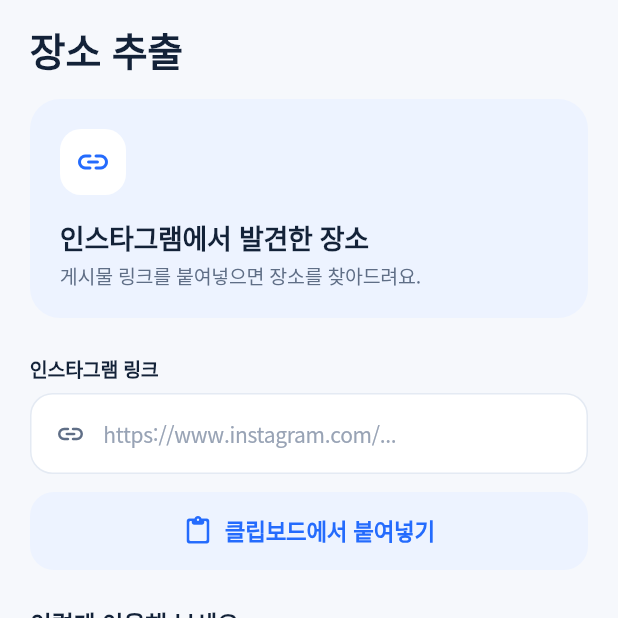
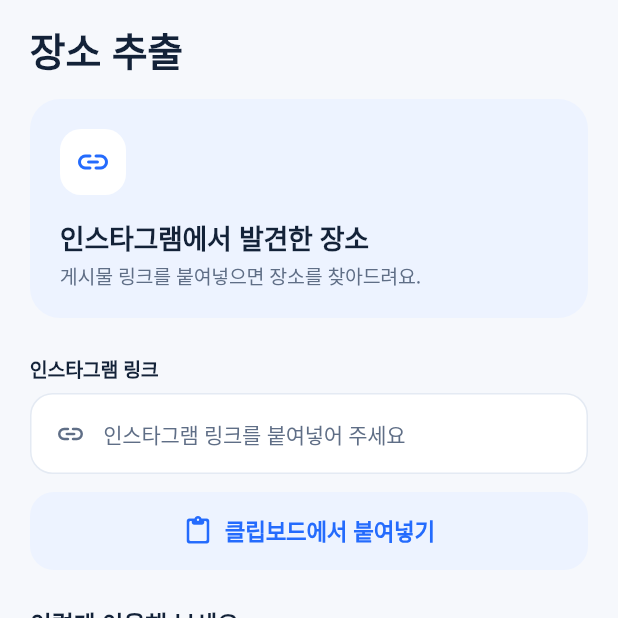
Before and after one commit to lang0311/apt, a Flutter app: the LinkInputPage screen opened by its route, on a phone screen of 412 x 824 dp, the top half of it. Run offline on Flutter 3.47's test engine with Material 3 defaults, Android fonts, the phone set to English and light mode, and no system bars; our stand-ins replace dio, flutter_riverpod, flutter_secure_storage, geolocator, go_router, google_fonts and 1 more; missing offline and left inert: flutter_naver_map, kakao_flutter_sdk_user; accounts and stored records are empty.

Commit message:
fix: 입력 안내 글자 대비를 높여 접근성 기준 충족
placeholder·검색창·코스 날짜/시간 미선택 문구·로그인 하단 안내를
textHint(2.55:1) 대신 textSecondary(5.17:1)로 표시한다. 진해진
placeholder가 입력값처럼 보이지 않도록 추출 링크 입력의 예시 주소를
"인스타그램 링크를 붙여넣어 주세요"로 바꿨다.

Co-Authored-By: Claude Opus 5.5 <noreply@anthropic.com>

```diff
--- a/lib/core/widgets/inputs.dart
+++ b/lib/core/widgets/inputs.dart
@@ -107,7 +107,7 @@ class _AppTextFieldState extends State<AppTextField> {
                 border: InputBorder.none,
                 counterText: '',
                 hintText: widget.hint,
-                hintStyle: AppTypography.bodyStrong.copyWith(color: AppColors.textHint, fontWeight: FontWeight.w500),
+                hintStyle: AppTypography.bodyStrong.copyWith(color: AppColors.textSecondary, fontWeight: FontWeight.w500),
                 contentPadding: const EdgeInsets.symmetric(vertical: 16),
               ),
             ),
@@ -191,7 +191,7 @@ class AppSearchField extends StatelessWidget {
                 isCollapsed: true,
                 border: InputBorder.none,
                 hintText: hint,
-                hintStyle: AppTypography.body.copyWith(color: AppColors.textHint),
+                hintStyle: AppTypography.body.copyWith(color: AppColors.textSecondary),
               ),
             ),
           ),
--- a/lib/features/auth/presentation/pages/social_login_page.dart
+++ b/lib/features/auth/presentation/pages/social_login_page.dart
@@ -89,7 +89,7 @@ class _SocialLoginPageState extends ConsumerState<SocialLoginPage> {
                       padding: const EdgeInsets.only(top: AppSpacing.xl, bottom: AppSpacing.lg),
                       child: Text(
                         '계속하면 서비스 이용약관 및 개인정보 처리방침에\n동의하는 것으로 간주됩니다.',
-                        style: AppTypography.caption.copyWith(color: AppColors.textHint, height: 1.6),
+                        style: AppTypography.caption.copyWith(color: AppColors.textSecondary, height: 1.6),
                         textAlign: TextAlign.center,
                       ),
                     ),
--- a/lib/features/course/presentation/pages/course_info_page.dart
+++ b/lib/features/course/presentation/pages/course_info_page.dart
@@ -173,7 +173,7 @@ class _PickerField extends StatelessWidget {
               Expanded(
                 child: Text(
                   value ?? hint,
-                  style: value == null ? AppTypography.bodyStrong.copyWith(color: AppColors.textHint) : AppTypography.bodyStrong,
+                  style: value == null ? AppTypography.bodyStrong.copyWith(color: AppColors.textSecondary) : AppTypography.bodyStrong,
                 ),
               ),
               const Icon(Icons.chevron_right_rounded, color: AppColors.textSecondary),
--- a/lib/features/extraction/presentation/pages/link_input_page.dart
+++ b/lib/features/extraction/presentation/pages/link_input_page.dart
@@ -97,7 +97,7 @@ class _LinkInputPageState extends State<LinkInputPage> {
                         AppTextField(
                           controller: _url,
                           label: '인스타그램 링크',
-                          hint: 'https://www.instagram.com/...',
+                          hint: '인스타그램 링크를 붙여넣어 주세요',
                           prefixIcon: Icons.link_rounded,
                           keyboardType: TextInputType.url,
                           textInputAction: TextInputAction.go,
```
Also changed, not shown: 3 other files.
